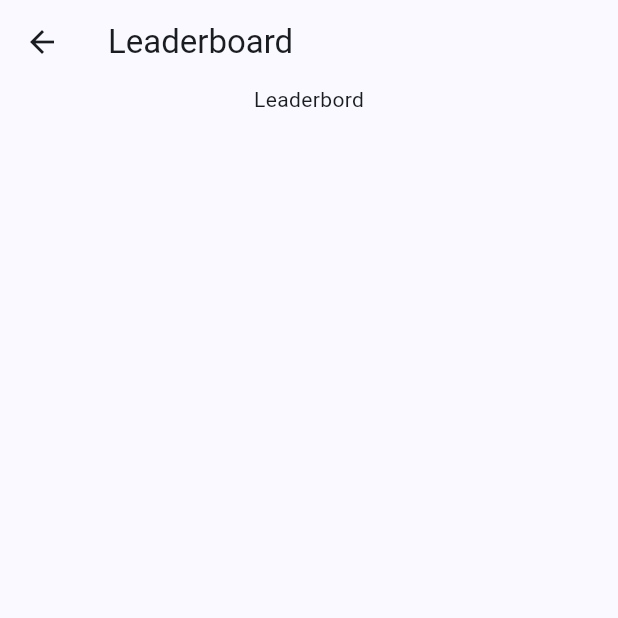
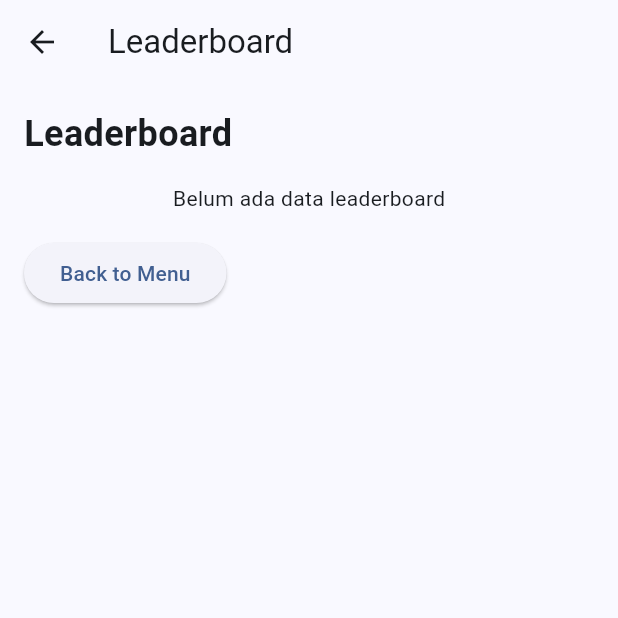
Before and after one commit to Decimals6/Ajogame, a Flutter app: the Leaderboard screen opened by its route, on a phone screen of 412 x 824 dp, the top half of it. Run offline on Flutter 3.47's test engine with Material 3 defaults, Android fonts, the phone set to English and light mode, and no system bars; our stand-ins replace audioplayers, percent_indicator, shared_preferences; accounts and stored records are empty.

Commit message:
mindah level, fix bug sound, set sharedpred leaderboard, dan screen leaderboard.. objekctif utama clear

```diff
--- a/lib/screen/leaderboard.dart
+++ b/lib/screen/leaderboard.dart
@@ -1,17 +1,80 @@
 import 'package:flutter/material.dart';
-import 'package:ajogame/screen/home.dart';
+import 'package:shared_preferences/shared_preferences.dart';
+import 'dart:convert';
+import 'package:ajogame/main.dart';
 
-class Leaderboard extends StatelessWidget {
+class Leaderboard extends StatefulWidget {
   const Leaderboard({super.key});
+
+  @override
+  _LeaderboardState createState() => _LeaderboardState();
+}
+
+class _LeaderboardState extends State<Leaderboard> {
+  List<Map<String, dynamic>> leaderboard = [];
+
+  @override
+  void initState() {
+    super.initState();
+    _loadLeaderboard();
+  }
+
+  Future<void> _loadLeaderboard() async {
+    final SharedPreferences prefs = await SharedPreferences.getInstance();
+    String? leaderboardString = prefs.getString('leaderboard');
+    if (leaderboardString != null) {
+      leaderboard = List<Map<String, dynamic>>.from(
+        jsonDecode(leaderboardString),
+      );
+    } else {
+      leaderboard = [];
+    }
+    setState(() {});
+  }
 
   @override
   Widget build(BuildContext context) {
     return Scaffold(
       appBar: AppBar(title: const Text('Leaderboard')),
-      body: Center(
+      body: Padding(
+        padding: const EdgeInsets.all(16.0),
         child: Column(
+          crossAxisAlignment: CrossAxisAlignment.start,
           children: [
-            Text('Leaderbord'),
+            const Text(
+              'Leaderboard',
+              style: TextStyle(fontSize: 24, fontWeight: FontWeight.bold),
+            ),
+            const SizedBox(height: 16),
+            leaderboard.isEmpty
+                ? const Center(child: Text('Belum ada data leaderboard'))
+                : ListView.builder(
+                  shrinkWrap: true,
+                  itemCount: leaderboard.length,
+                  itemBuilder: (context, index) {
+                    return Card(
+                      child: ListTile(
+                        leading: Text('#${index + 1}'),
+                        title: Text(leaderboard[index]['username'] ?? 'Unknown'),
+                        trailing: Text(
+                          leaderboard[index]['score']?.toString() ?? '0',
+                        ),
+                      ),
+                    );
+                  },
+                ),
+            const SizedBox(height: 16),
+            ElevatedButton(
+              onPressed: () {
+                Navigator.pushReplacement(
+                  context,
+                  MaterialPageRoute(
+                    builder: (context) => const MyHomePage(title: 'AJOGAME'),
+                  ),
+                );
+              },
+              child: const Text('Back to Menu'),
+            ),
           ],
         ),
       ),
```
Also changed, not shown: lib/screen/game.dart (+71 -49 lines), lib/screen/home.dart (+1 -19 lines), 4 other files.
